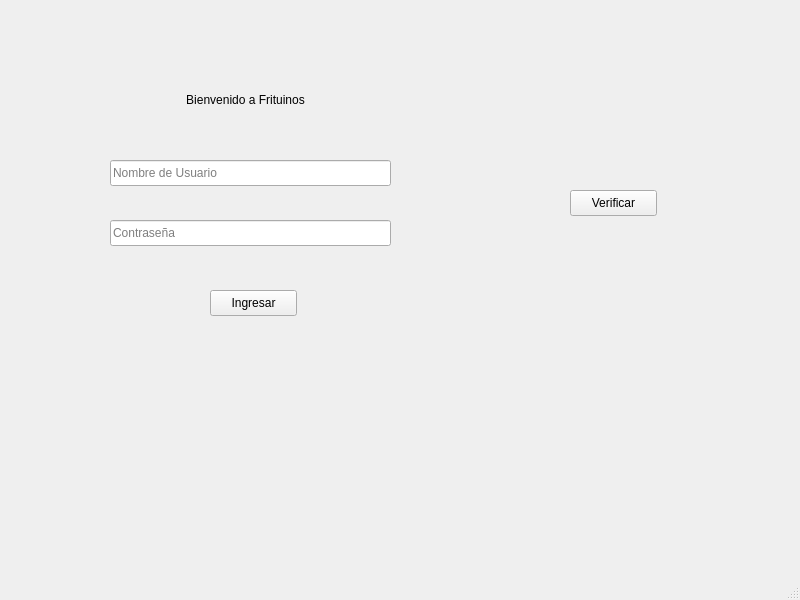
Qt form ClientApp/mainwindow.ui (jpvindas11/LosM-sFritos_Arduinos) before a commit.
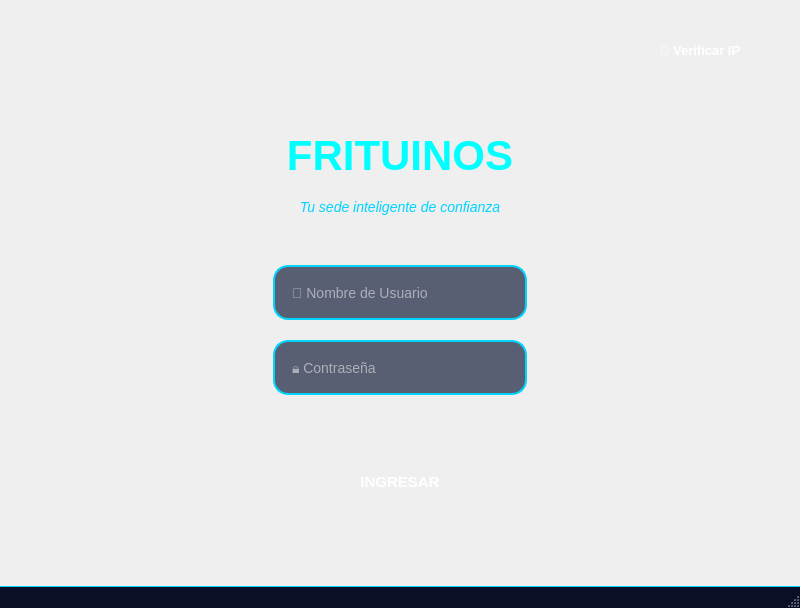
The same form after that commit.

```diff
--- a/ClientApp/mainwindow.ui
+++ b/ClientApp/mainwindow.ui
@@ -7,109 +7,414 @@
     <x>0</x>
     <y>0</y>
     <width>800</width>
-    <height>600</height>
+    <height>608</height>
    </rect>
   </property>
   <property name="windowTitle">
-   <string>MainWindow</string>
+   <string>Frituinos - Login</string>
+  </property>
+  <property name="styleSheet">
+   <string notr="true">QMainWindow {
+    background: qlineargradient(x1:0, y1:0, x2:1, y2:1,
+                                stop:0 #0a0e27, stop:0.5 #16213e, stop:1 #0a0e27);
+}
+
+QWidget#centralwidget {
+    background: transparent;
+}
+
+QLineEdit {
+    background-color: rgba(26, 35, 62, 180);
+    border: 2px solid #00d4ff;
+    border-radius: 15px;
+    padding: 8px 15px;
+    color: #ffffff;
+    font-size: 14px;
+    font-family: 'Segoe UI', Arial, sans-serif;
+    selection-background-color: #ff006e;
+    min-height: 35px;
+    max-width: 400px;
+}
+
+QLineEdit:hover {
+    border: 2px solid #00ffff;
+    background-color: rgba(26, 35, 62, 220);
+    box-shadow: 0 0 15px rgba(0, 212, 255, 0.5);
+}
+
+QLineEdit:focus {
+    border: 2px solid #ff006e;
+    background-color: rgba(26, 35, 62, 250);
+    box-shadow: 0 0 25px rgba(255, 0, 110, 0.6);
+}
+
+QPushButton {
+    background: qlineargradient(x1:0, y1:0, x2:1, y2:0,
+                                stop:0 #ff006e, stop:1 #00d4ff);
+    border: none;
+    border-radius: 20px;
+    padding: 12px 30px;
+    color: #ffffff;
+    font-size: 15px;
+    font-weight: bold;
+    font-family: 'Segoe UI', Arial, sans-serif;
+    min-height: 40px;
+    min-width: 150px;
+}
+
+QPushButton:hover {
+    background: qlineargradient(x1:0, y1:0, x2:1, y2:0,
+                                stop:0 #ff1a7a, stop:1 #00e5ff);
+    box-shadow: 0 0 20px rgba(255, 0, 110, 0.7);
+}
+
+QPushButton:pressed {
+    background: qlineargradient(x1:0, y1:0, x2:1, y2:0,
+                                stop:0 #cc0058, stop:1 #00a8cc);
+}
+
+QPushButton#pushButton_ip {
+    background: qlineargradient(x1:0, y1:0, x2:1, y2:0,
+                                stop:0 #7b2ff7, stop:1 #00d4ff);
+    font-size: 13px;
+    padding: 10px 20px;
+    min-width: 120px;
+}
+
+QPushButton#pushButton_ip:hover {
+    background: qlineargradient(x1:0, y1:0, x2:1, y2:0,
+                                stop:0 #9351ff, stop:1 #00e5ff);
+    box-shadow: 0 0 20px rgba(123, 47, 247, 0.7);
+}
+
+QLabel#label {
+    color: #00ffff;
+    font-size: 42px;
+    font-weight: bold;
+    font-family: 'Segoe UI', Arial, sans-serif;
+    background: transparent;
+}
+
+QLabel#login_info {
+    color: #ff006e;
+    font-size: 13px;
+    font-family: 'Segoe UI', Arial, sans-serif;
+    background: transparent;
+}
+
+QLabel#subtitle {
+    color: #00d4ff;
+    font-size: 14px;
+    font-style: italic;
+    font-family: 'Segoe UI', Arial, sans-serif;
+    background: transparent;
+}
+
+QLabel#glow_line {
+    background: qlineargradient(x1:0, y1:0, x2:1, y2:0,
+                                stop:0 transparent, stop:0.3 #00ffff, 
+                                stop:0.7 #ff006e, stop:1 transparent);
+    border-radius: 2px;
+    min-height: 3px;
+    max-height: 3px;
+}
+
+QMenuBar {
+    background-color: #0a0e27;
+    color: #00d4ff;
+    border-bottom: 1px solid #00d4ff;
+}
+
+QMenuBar::item:selected {
+    background-color: #16213e;
+}
+
+QStatusBar {
+    background-color: #0a0e27;
+    color: #00d4ff;
+    border-top: 1px solid #00d4ff;
+}</string>
   </property>
   <widget class="QWidget" name="centralwidget">
-   <widget class="QLineEdit" name="lineEdit_pass">
-    <property name="geometry">
-     <rect>
-      <x>110</x>
-      <y>220</y>
-      <width>281</width>
-      <height>26</height>
-     </rect>
+   <layout class="QVBoxLayout" name="verticalLayout_main">
+    <property name="spacing">
+     <number>0</number>
     </property>
-    <property name="echoMode">
-     <enum>QLineEdit::Password</enum>
+    <property name="leftMargin">
+     <number>20</number>
     </property>
-    <property name="readOnly">
-     <bool>false</bool>
+    <property name="topMargin">
+     <number>20</number>
     </property>
-    <property name="placeholderText">
-     <string>Contraseña</string>
+    <property name="rightMargin">
+     <number>20</number>
     </property>
-   </widget>
-   <widget class="QLineEdit" name="lineEdit_user">
-    <property name="geometry">
-     <rect>
-      <x>110</x>
-      <y>160</y>
-      <width>281</width>
-      <height>26</height>
-     </rect>
+    <property name="bottomMargin">
+     <number>20</number>
     </property>
-    <property name="echoMode">
-     <enum>QLineEdit::Normal</enum>
-    </property>
-    <property name="placeholderText">
-     <string>Nombre de Usuario</string>
-    </property>
-    <property name="cursorMoveStyle">
-     <enum>Qt::LogicalMoveStyle</enum>
-    </property>
-   </widget>
-   <widget class="QLabel" name="label">
-    <property name="geometry">
-     <rect>
-      <x>80</x>
-      <y>90</y>
-      <width>331</width>
-      <height>20</height>
-     </rect>
-    </property>
-    <property name="text">
-     <string>Bienvenido a Frituinos</string>
-    </property>
-    <property name="alignment">
-     <set>Qt::AlignCenter</set>
-    </property>
-   </widget>
-   <widget class="QPushButton" name="pushButton">
-    <property name="geometry">
-     <rect>
-      <x>210</x>
-      <y>290</y>
-      <width>87</width>
-      <height>26</height>
-     </rect>
-    </property>
-    <property name="text">
-     <string>Ingresar</string>
-    </property>
-   </widget>
-   <widget class="QLabel" name="login_info">
-    <property name="geometry">
-     <rect>
-      <x>80</x>
-      <y>260</y>
-      <width>331</width>
-      <height>20</height>
-     </rect>
-    </property>
-    <property name="text">
-     <string/>
-    </property>
-    <property name="alignment">
-     <set>Qt::AlignCenter</set>
-    </property>
-   </widget>
-   <widget class="QPushButton" name="pushButton_ip">
-    <property name="geometry">
-     <rect>
-      <x>570</x>
-      <y>190</y>
-      <width>87</width>
-      <height>26</height>
-     </rect>
-    </property>
-    <property name="text">
-     <string>Verificar</string>
-    </property>
-   </widget>
+    <item>
+     <layout class="QHBoxLayout" name="horizontalLayout_top">
+      <item>
+       <spacer name="horizontalSpacer_left_top">
+        <property name="orientation">
+         <enum>Qt::Horizontal</enum>
+        </property>
+        <property name="sizeHint" stdset="0">
+         <size>
+          <width>40</width>
+          <height>20</height>
+         </size>
+        </property>
+       </spacer>
+      </item>
+      <item>
+       <widget class="QPushButton" name="pushButton_ip">
+        <property name="text">
+         <string>🌐 Verificar IP</string>
+        </property>
+       </widget>
+      </item>
+     </layout>
+    </item>
+    <item>
+     <spacer name="verticalSpacer_top">
+      <property name="orientation">
+       <enum>Qt::Vertical</enum>
+      </property>
+      <property name="sizeType">
+       <enum>QSizePolicy::Expanding</enum>
+      </property>
+      <property name="sizeHint" stdset="0">
+       <size>
+        <width>20</width>
+        <height>40</height>
+       </size>
+      </property>
+     </spacer>
+    </item>
+    <item>
+     <layout class="QVBoxLayout" name="verticalLayout_center">
+      <property name="spacing">
+       <number>20</number>
+      </property>
+      <item>
+       <widget class="QLabel" name="glow_line_top">
+        <property name="styleSheet">
+         <string notr="true">background: qlineargradient(x1:0, y1:0, x2:1, y2:0,
+                                stop:0 transparent, stop:0.3 #00ffff, 
+                                stop:0.7 #ff006e, stop:1 transparent);
+border-radius: 2px;
+min-height: 3px;
+max-height: 3px;</string>
+        </property>
+        <property name="text">
+         <string/>
+        </property>
+       </widget>
+      </item>
+      <item>
+       <widget class="QLabel" name="label">
+        <property name="text">
+         <string>FRITUINOS</string>
+        </property>
+        <property name="alignment">
+         <set>Qt::AlignCenter</set>
+        </property>
+       </widget>
+      </item>
+      <item>
+       <widget class="QLabel" name="subtitle">
+        <property name="text">
+         <string>Tu sede inteligente de confianza</string>
+        </property>
+        <property name="alignment">
+         <set>Qt::AlignCenter</set>
+        </property>
+       </widget>
+      </item>
+      <item>
+       <spacer name="verticalSpacer_title">
+        <property name="orientation">
+         <enum>Qt::Vertical</enum>
+        </property>
+        <property name="sizeType">
+         <enum>QSizePolicy::Fixed</enum>
+        </property>
+        <property name="sizeHint" stdset="0">
+         <size>
+          <width>20</width>
+          <height>30</height>
+         </size>
+        </property>
+       </spacer>
+      </item>
+      <item>
+       <layout class="QHBoxLayout" name="horizontalLayout_user">
+        <item>
+         <spacer name="horizontalSpacer_left_user">
+          <property name="orientation">
+           <enum>Qt::Horizontal</enum>
+          </property>
+          <property name="sizeHint" stdset="0">
+           <size>
+            <width>40</width>
+            <height>20</height>
+           </size>
+          </property>
+         </spacer>
+        </item>
+        <item>
+         <widget class="QLineEdit" name="lineEdit_user">
+          <property name="echoMode">
+           <enum>QLineEdit::Normal</enum>
+          </property>
+          <property name="placeholderText">
+           <string>👤 Nombre de Usuario</string>
+          </property>
+          <property name="cursorMoveStyle">
+           <enum>Qt::LogicalMoveStyle</enum>
+          </property>
+         </widget>
+        </item>
+        <item>
+         <spacer name="horizontalSpacer_right_user">
+          <property name="orientation">
+           <enum>Qt::Horizontal</enum>
+          </property>
+          <property name="sizeHint" stdset="0">
+           <size>
+            <width>40</width>
+            <height>20</height>
+           </size>
+          </property>
+         </spacer>
+        </item>
+       </layout>
+      </item>
+      <item>
+       <layout class="QHBoxLayout" name="horizontalLayout_pass">
+        <item>
+         <spacer name="horizontalSpacer_left_pass">
+          <property name="orientation">
+           <enum>Qt::Horizontal</enum>
+          </property>
+          <property name="sizeHint" stdset="0">
+           <size>
+            <width>40</width>
+            <height>20</height>
+           </size>
+          </property>
+         </spacer>
+        </item>
+        <item>
+         <widget class="QLineEdit" name="lineEdit_pass">
+          <property name="echoMode">
+           <enum>QLineEdit::Password</enum>
+          </property>
+          <property name="readOnly">
+           <bool>false</bool>
+          </property>
+          <property name="placeholderText">
+           <string>🔒 Contraseña</string>
+          </property>
+         </widget>
+        </item>
+        <item>
+         <spacer name="horizontalSpacer_right_pass">
+          <property name="orientation">
+           <enum>Qt::Horizontal</enum>
+          </property>
+          <property name="sizeHint" stdset="0">
+           <size>
+            <width>40</width>
+            <height>20</height>
+           </size>
+          </property>
+         </spacer>
+        </item>
+       </layout>
+      </item>
+      <item>
+       <widget class="QLabel" name="login_info">
+        <property name="text">
+         <string/>
+        </property>
+        <property name="alignment">
+         <set>Qt::AlignCenter</set>
+        </property>
+       </widget>
+      </item>
+      <item>
+       <layout class="QHBoxLayout" name="horizontalLayout_button">
+        <item>
+         <spacer name="horizontalSpacer_left_button">
+          <property name="orientation">
+           <enum>Qt::Horizontal</enum>
+          </property>
+          <property name="sizeHint" stdset="0">
+           <size>
+            <width>40</width>
+            <height>20</height>
+           </size>
+          </property>
+         </spacer>
+        </item>
+        <item>
+         <widget class="QPushButton" name="pushButton">
+          <property name="text">
+           <string>INGRESAR</string>
+          </property>
+         </widget>
+        </item>
+        <item>
+         <spacer name="horizontalSpacer_right_button">
+          <property name="orientation">
+           <enum>Qt::Horizontal</enum>
+          </property>
+          <property name="sizeHint" stdset="0">
+           <size>
+            <width>40</width>
+            <height>20</height>
+           </size>
+          </property>
+         </spacer>
+        </item>
+       </layout>
+      </item>
+      <item>
+       <widget class="QLabel" name="glow_line_bottom">
+        <property name="styleSheet">
+         <string notr="true">background: qlineargradient(x1:0, y1:0, x2:1, y2:0,
+                                stop:0 transparent, stop:0.3 #ff006e, 
+                                stop:0.7 #00ffff, stop:1 transparent);
+border-radius: 2px;
+min-height: 3px;
+max-height: 3px;</string>
+        </property>
+        <property name="text">
+         <string/>
+        </property>
+       </widget>
+      </item>
+     </layout>
+    </item>
+    <item>
+     <spacer name="verticalSpacer_bottom">
+      <property name="orientation">
+       <enum>Qt::Vertical</enum>
+      </property>
+      <property name="sizeType">
+       <enum>QSizePolicy::Expanding</enum>
+      </property>
+      <property name="sizeHint" stdset="0">
+       <size>
+        <width>20</width>
+        <height>40</height>
+       </size>
+      </property>
+     </spacer>
+    </item>
+   </layout>
   </widget>
   <widget class="QMenuBar" name="menubar">
    <property name="geometry">
```
